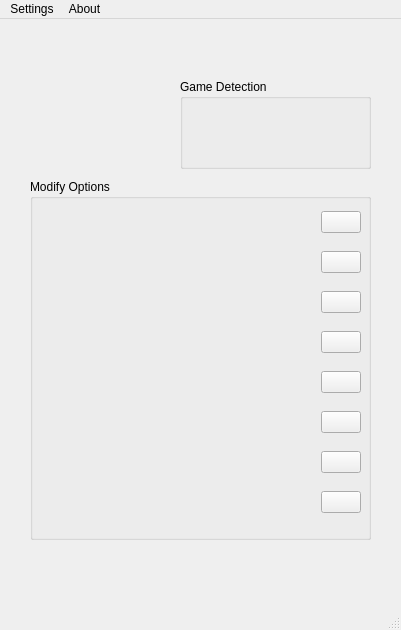
CN-Scars/MisideTrainer, file ui/mainwindow.ui: the form before one commit.
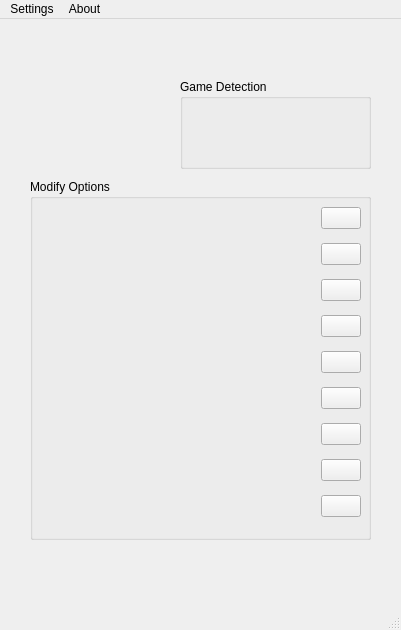
The form after the commit.

Commit message: Add modification: QuadRangle no collision

Diff of the .ui file:
```diff
--- a/ui/mainwindow.ui
+++ b/ui/mainwindow.ui
@@ -317,6 +317,37 @@
         </item>
        </layout>
       </item>
+      <item>
+       <layout class="QHBoxLayout" name="horizontalLayout_9">
+        <item>
+         <widget class="QLabel" name="quadRangleNoCollisionLabel">
+          <property name="text">
+           <string/>
+          </property>
+         </widget>
+        </item>
+        <item>
+         <spacer name="horizontalSpacer_9">
+          <property name="orientation">
+           <enum>Qt::Horizontal</enum>
+          </property>
+          <property name="sizeHint" stdset="0">
+           <size>
+            <width>40</width>
+            <height>20</height>
+           </size>
+          </property>
+         </spacer>
+        </item>
+        <item>
+         <widget class="QPushButton" name="quadRangleNoCollisionPushButton">
+          <property name="text">
+           <string/>
+          </property>
+         </widget>
+        </item>
+       </layout>
+      </item>
      </layout>
     </widget>
    </widget>
```
The commit also changes 8 other files.
